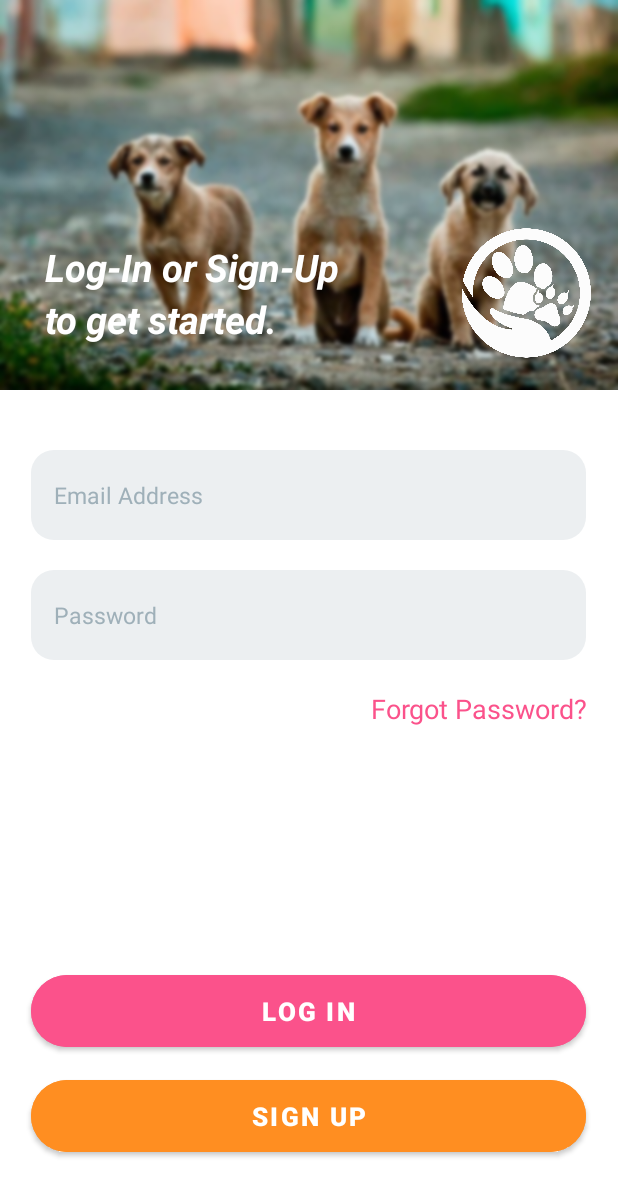
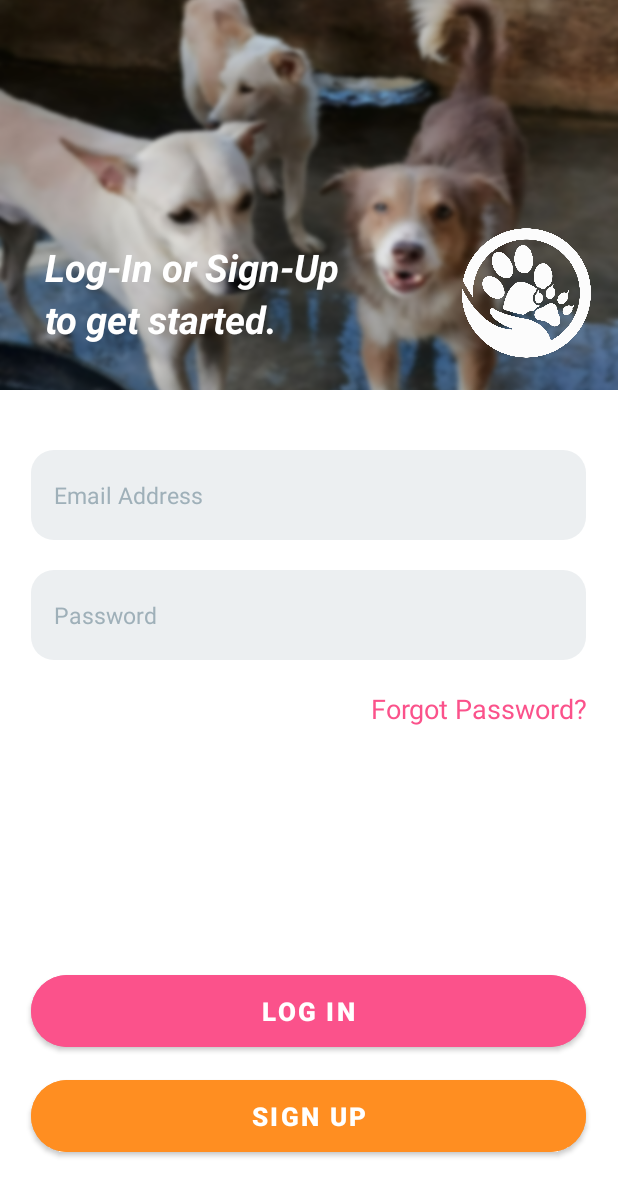
Before and after one commit to charleology/scratch, an Android app: the screen it shows after launch (MainActivity), on a phone screen of 412 x 824 dp. Shown: the top 1196 px of the screen. Run offline under Robolectric (Android 15) with nearby library versions, the phone set to English and light mode, and no system bars.

Commit message:
Commitment is a no no.

```diff
--- a/app/src/main/res/layout/activity_main.xml
+++ b/app/src/main/res/layout/activity_main.xml
@@ -10,7 +10,7 @@
     <LinearLayout
         android:layout_width="match_parent"
         android:layout_height="260dp"
-        android:background="@drawable/dogs_blur"
+        android:background="@drawable/login_background"
         android:gravity="bottom"
         android:orientation="horizontal">
 
@@ -77,15 +77,16 @@
 
         <TextView
             android:id="@+id/forgotPassword"
-            android:clickable="true"
             android:layout_width="wrap_content"
             android:layout_height="wrap_content"
             android:layout_gravity="end"
             android:layout_marginTop="20dp"
             android:layout_marginEnd="20dp"
+            android:clickable="true"
             android:text="Forgot Password?"
             android:textColor="@color/pink"
-            android:textSize="18dp" />
+            android:textSize="18dp"
+            tools:ignore="TouchTargetSizeCheck" />
 
     </LinearLayout>
 
```
Also changed, not shown: app/src/main/res/drawable-v24/login_background.png (added).
